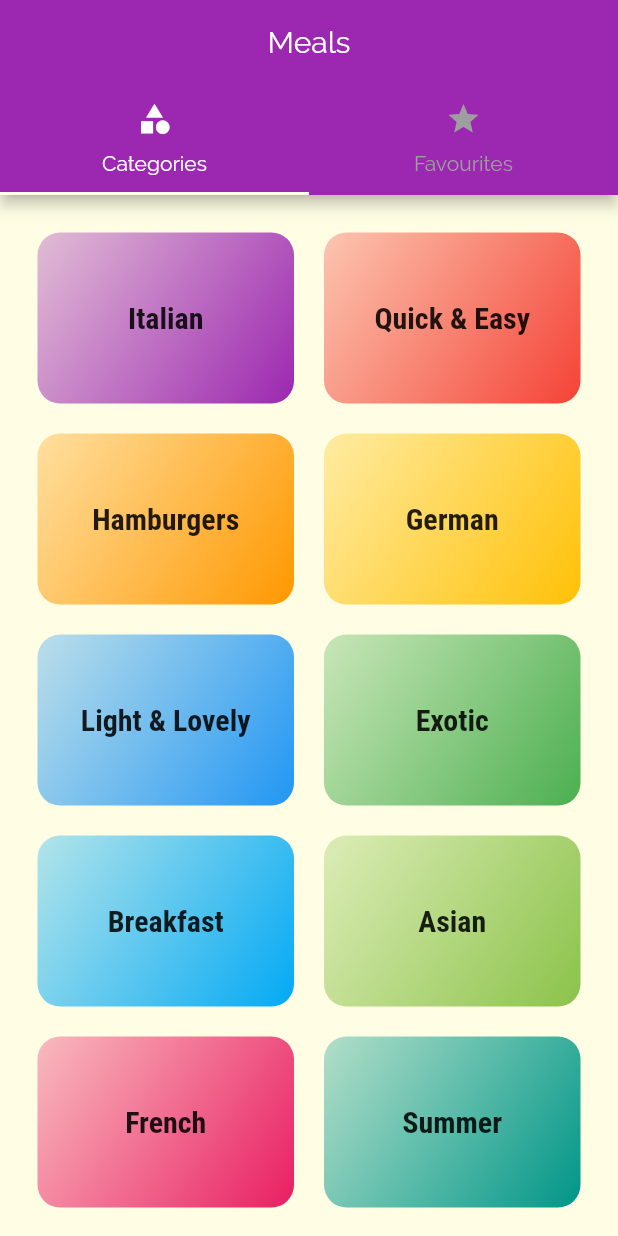
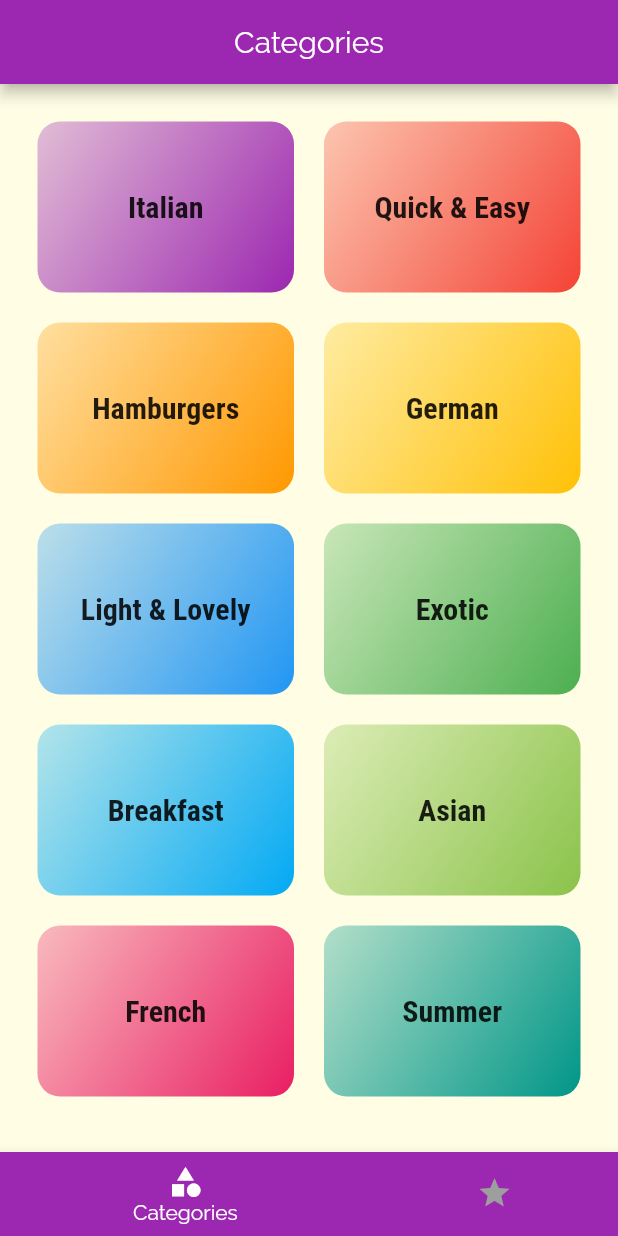
Before and after one commit to catalinvunvulea/MyMeals, a Flutter app: the screen it shows after launch, on a phone screen of 412 x 824 dp. Run offline on Flutter 3.47's test engine with Material 2 defaults, Android fonts, the phone set to English and light mode, and no system bars.

Commit message:
Add a Bottom TapBar

```diff
--- a/lib/Screens/tabs_screen.dart
+++ b/lib/Screens/tabs_to_bar_screen.dart
@@ -3,14 +3,14 @@ import 'package:flutter/material.dart';
 import './favourites_screen.dart';
 import './categories_screen.dart';
 
-class TabsScreen extends StatefulWidget {
-  TabsScreen({Key key}) : super(key: key);
+class TabsToBarScreen extends StatefulWidget { //requiered only if we add tabs at the bottom
+  TabsToBarScreen({Key key}) : super(key: key);
 
   @override
-  _TabsScreenState createState() => _TabsScreenState();
+  _TabsToBarScreenState createState() => _TabsToBarScreenState();
 }
 
-class _TabsScreenState extends State<TabsScreen> {
+class _TabsToBarScreenState extends State<TabsToBarScreen> {
   @override
   Widget build(BuildContext context) {
     return DefaultTabController(
--- /dev/null
+++ b/lib/Screens/tabs_to_bottom_screen.dart
@@ -0,0 +1,64 @@
+import 'package:flutter/material.dart';
+
+import './favourites_screen.dart';
+import './categories_screen.dart';
+
+class TabsToBottomScreen extends StatefulWidget {
+  //requiered only if we add tabs at the bottom
+  TabsToBottomScreen({Key key}) : super(key: key);
+
+  @override
+  _TabsToBarScreenState createState() => _TabsToBarScreenState();
+}
+
+class _TabsToBarScreenState extends State<TabsToBottomScreen> {
+
+  final List<Map<String, Object>> _pages = [
+    {'page': CategoriesScreen(), 'title': 'Categories'},
+    {'page': FavouritesScreen(), 'title': 'Your favourites'},
+  ];
+
+  int _selectedPageIndex = 0;
+
+  void _selectPage(int index) {
+    //flutter will automatically pass in the index, no need to manually do it
+    setState(() {
+      //this is why we need the statefull widget, as we will manually change the state of _selectedPageIndex
+      _selectedPageIndex = index;
+    });
+  }
+
+  @override
+  Widget build(BuildContext context) {
+    return Scaffold(
+      appBar: AppBar(
+        title: Center(
+          child: Text(_pages[_selectedPageIndex]['title']),
+        ),
+      ),
+      body: _pages[_selectedPageIndex]['page'],
+      bottomNavigationBar: BottomNavigationBar(
+        onTap:
+            _selectPage, //no need to manually pass in the index of the selected tab
+        backgroundColor: Theme.of(context).primaryColor,
+        unselectedItemColor: Colors.grey,
+        selectedItemColor: Colors.white,
+        currentIndex:
+            _selectedPageIndex, //as we manually feed the selected index, we need to specify which one it is
+        type: BottomNavigationBarType
+            .shifting, //if we use shifting we need to style each navigation bar, ot at least the firs
+        items: [
+          BottomNavigationBarItem(
+            backgroundColor: Theme.of(context).primaryColor,
+            icon: Icon(Icons.category),
+            title: Text('Categories'),
+          ),
+          BottomNavigationBarItem(
+            icon: Icon(Icons.star),
+            title: Text('Favourites'),
+          )
+        ],
+      ),
+    );
+  }
+}
--- a/lib/main.dart
+++ b/lib/main.dart
@@ -4,7 +4,8 @@ import 'package:flutter/material.dart';
 import './Screens/category_meals_screen.dart';
 import './Screens/categories_screen.dart';
 import './Screens/meal_detail_screen.dart';
-import './Screens/tabs_screen.dart';
+import './Screens/tabs_to_bar_screen.dart';
+import './Screens/tabs_to_bottom_screen.dart';
 
 void main() {
   runApp(MyApp());
@@ -34,7 +35,7 @@ class MyApp extends StatelessWidget {
               ),
             ),
       ),
-      home: TabsScreen(),
+      home: TabsToBottomScreen(),
       //instead of using home: ScreenWidget we can delete home and use a route as: '/': (ctx) =>ScreenWidget()
       routes: {
         //create a route for each screen (an identifier)
```
